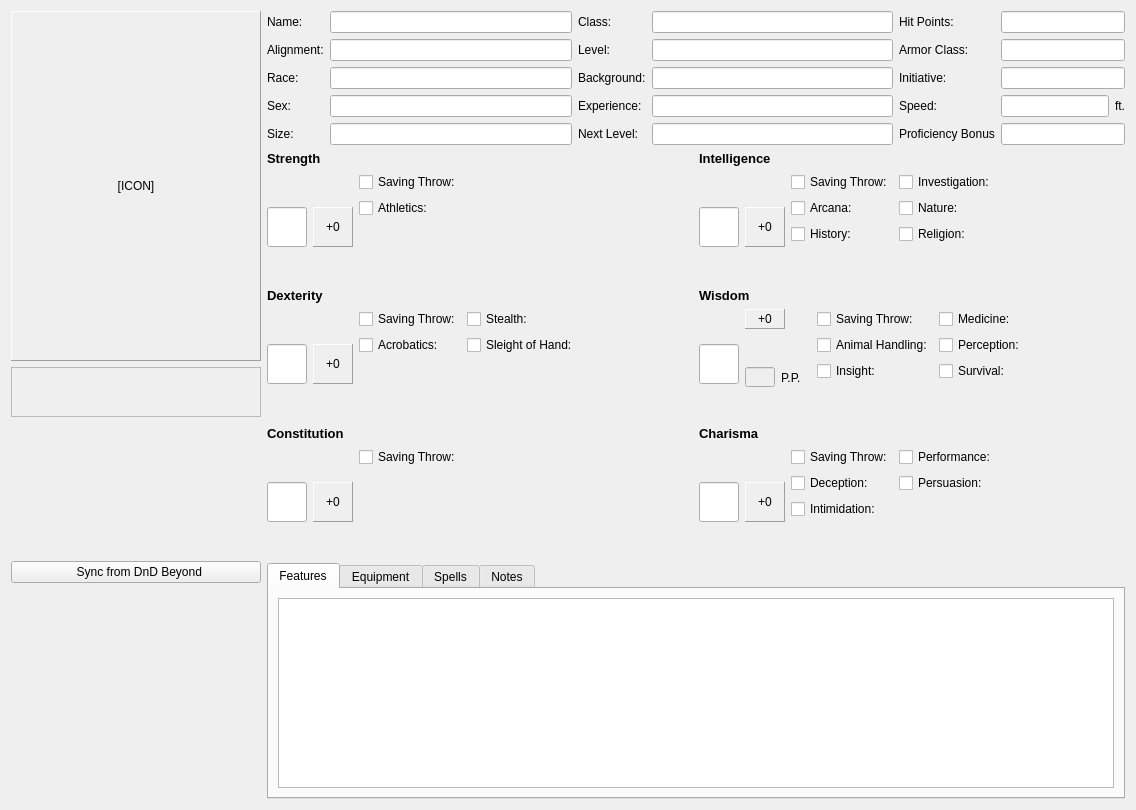
First picture: the form in DMHelper/src/characterframe.ui, repository MMetze/DMHelper, before the edit.
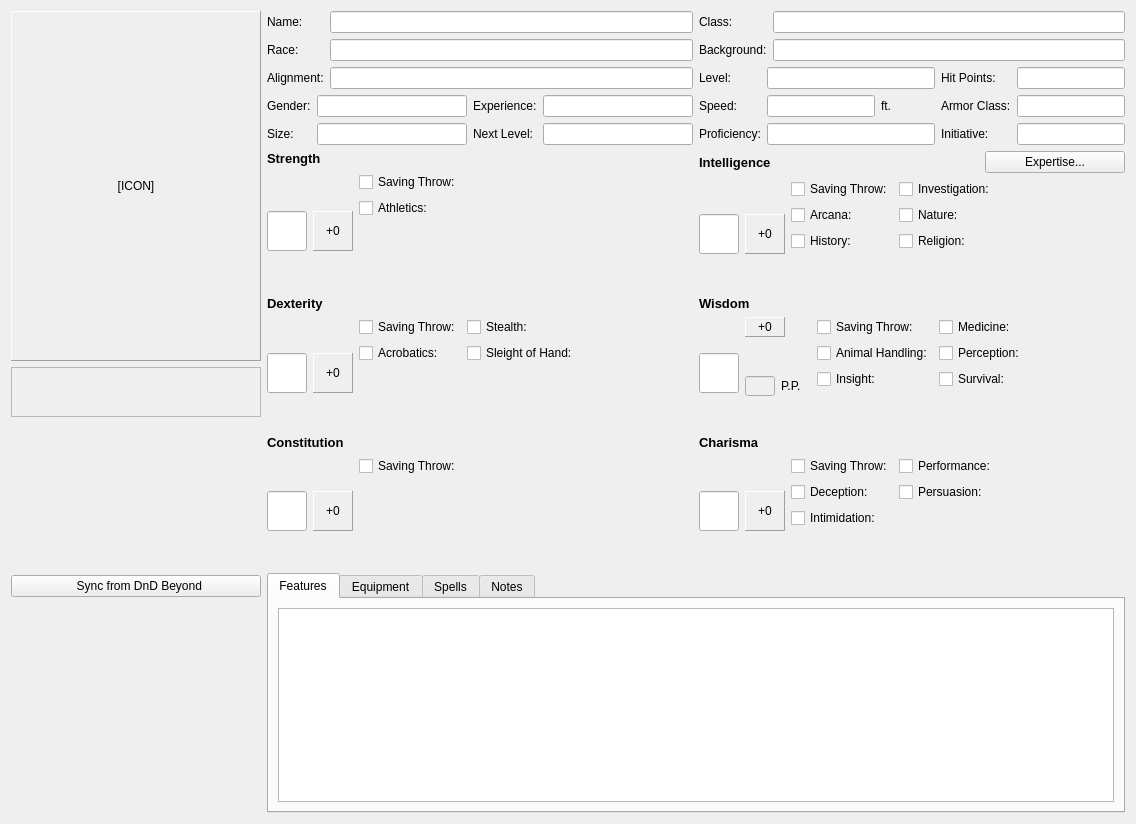
Second picture: the form after the edit. Icons and pictures are not drawn. Custom widgets are drawn as their Qt base class.

Commit message: Added expanded DnD Beyond Importer and Character Sheet Expertise functions

```diff
--- a/DMHelper/src/characterframe.ui
+++ b/DMHelper/src/characterframe.ui
@@ -7,14 +7,14 @@
     <x>0</x>
     <y>0</y>
     <width>1136</width>
-    <height>810</height>
+    <height>824</height>
    </rect>
   </property>
   <property name="styleSheet">
    <string notr="true">background-image: url(:/img/data/parchment.jpg);</string>
   </property>
-  <layout class="QGridLayout" name="gridLayout_2">
-   <item row="0" column="0">
+  <layout class="QGridLayout" name="gridLayout_3">
+   <item row="0" column="0" rowspan="5">
     <layout class="QVBoxLayout" name="verticalLayout_24">
      <item>
       <widget class="QLabel" name="lblIcon">
@@ -124,187 +124,168 @@
     </layout>
    </item>
    <item row="0" column="1">
+    <layout class="QHBoxLayout" name="horizontalLayout_13">
+     <item>
     <layout class="QVBoxLayout" name="verticalLayout_12">
      <item>
-      <layout class="QGridLayout" name="gridLayout">
-       <item row="4" column="1">
-        <widget class="QLineEdit" name="edtSize"/>
-       </item>
-       <item row="2" column="3">
-        <widget class="QLineEdit" name="edtBackground"/>
-       </item>
-       <item row="4" column="3">
-        <widget class="QLineEdit" name="edtNextLevel">
-         <property name="readOnly">
-          <bool>true</bool>
-         </property>
-        </widget>
-       </item>
-       <item row="2" column="4">
-        <widget class="QLabel" name="label_11">
+        <layout class="QFormLayout" name="formLayout">
+         <item row="0" column="0">
+          <widget class="QLabel" name="label">
          <property name="text">
-          <string>Initiative:</string>
-         </property>
-        </widget>
-       </item>
-       <item row="0" column="4">
-        <widget class="QLabel" name="label_53">
-         <property name="text">
-          <string>Hit Points:</string>
-         </property>
-        </widget>
-       </item>
-       <item row="0" column="6">
-        <widget class="QLineEdit" name="edtHitPoints">
-         <property name="sizePolicy">
-          <sizepolicy hsizetype="Preferred" vsizetype="Fixed">
-           <horstretch>0</horstretch>
-           <verstretch>0</verstretch>
-          </sizepolicy>
+            <string>Name:</string>
          </property>
         </widget>
        </item>
        <item row="0" column="1">
         <widget class="QLineEdit" name="edtName"/>
        </item>
-       <item row="1" column="1">
-        <widget class="QLineEdit" name="edtAlignment">
-         <property name="text">
-          <string/>
-         </property>
-        </widget>
-       </item>
-       <item row="1" column="6">
-        <widget class="QLineEdit" name="edtArmorClass">
-         <property name="sizePolicy">
-          <sizepolicy hsizetype="Preferred" vsizetype="Fixed">
-           <horstretch>0</horstretch>
-           <verstretch>0</verstretch>
-          </sizepolicy>
-         </property>
-        </widget>
-       </item>
-       <item row="1" column="3">
-        <widget class="QLineEdit" name="edtLevel"/>
-       </item>
-       <item row="1" column="2">
-        <widget class="QLabel" name="label_47">
-         <property name="text">
-          <string>Level:</string>
-         </property>
-        </widget>
-       </item>
-       <item row="4" column="0">
-        <widget class="QLabel" name="label_17">
-         <property name="text">
-          <string>Size:</string>
-         </property>
-        </widget>
-       </item>
-       <item row="0" column="3">
-        <widget class="QLineEdit" name="edtClass">
-         <property name="text">
-          <string/>
-         </property>
-        </widget>
-       </item>
-       <item row="1" column="4">
-        <widget class="QLabel" name="label_10">
-         <property name="text">
-          <string>Armor Class:</string>
-         </property>
-        </widget>
-       </item>
-       <item row="3" column="4">
-        <widget class="QLabel" name="label_52">
-         <property name="text">
-          <string>Speed:</string>
-         </property>
-        </widget>
-       </item>
-       <item row="3" column="1">
-        <widget class="QLineEdit" name="edtSex"/>
-       </item>
-       <item row="2" column="0">
+         <item row="1" column="0">
         <widget class="QLabel" name="label_2">
          <property name="text">
           <string>Race:</string>
          </property>
         </widget>
        </item>
-       <item row="3" column="2">
+         <item row="1" column="1">
+          <widget class="QLineEdit" name="edtRace"/>
+         </item>
+         <item row="2" column="0">
+          <widget class="QLabel" name="label_14">
+           <property name="text">
+            <string>Alignment:</string>
+           </property>
+          </widget>
+         </item>
+         <item row="2" column="1">
+          <widget class="QLineEdit" name="edtAlignment">
+           <property name="text">
+            <string/>
+           </property>
+          </widget>
+         </item>
+        </layout>
+       </item>
+       <item>
+        <layout class="QGridLayout" name="gridLayout_2">
+         <item row="0" column="0">
+          <widget class="QLabel" name="label_46">
+           <property name="text">
+            <string>Gender:</string>
+           </property>
+          </widget>
+         </item>
+         <item row="0" column="1">
+          <widget class="QLineEdit" name="edtSex"/>
+         </item>
+         <item row="0" column="2">
         <widget class="QLabel" name="label_54">
          <property name="text">
           <string>Experience:</string>
          </property>
         </widget>
        </item>
-       <item row="0" column="2">
-        <widget class="QLabel" name="label_3">
+         <item row="0" column="3">
+          <widget class="QLineEdit" name="edtExperience">
          <property name="text">
-          <string>Class:</string>
+            <string/>
          </property>
         </widget>
        </item>
-       <item row="2" column="1">
-        <widget class="QLineEdit" name="edtRace"/>
-       </item>
-       <item row="4" column="6">
-        <widget class="QLineEdit" name="edtProficiencyBonus">
-         <property name="sizePolicy">
-          <sizepolicy hsizetype="Preferred" vsizetype="Fixed">
-           <horstretch>0</horstretch>
-           <verstretch>0</verstretch>
-          </sizepolicy>
-         </property>
-        </widget>
-       </item>
-       <item row="0" column="0">
-        <widget class="QLabel" name="label">
+         <item row="1" column="0">
+          <widget class="QLabel" name="label_17">
          <property name="text">
-          <string>Name:</string>
+            <string>Size:</string>
          </property>
         </widget>
        </item>
-       <item row="2" column="6">
-        <widget class="QLineEdit" name="edtInitiative">
-         <property name="sizePolicy">
-          <sizepolicy hsizetype="Preferred" vsizetype="Fixed">
-           <horstretch>0</horstretch>
-           <verstretch>0</verstretch>
-          </sizepolicy>
-         </property>
-        </widget>
-       </item>
-       <item row="4" column="2">
+         <item row="1" column="1">
+          <widget class="QLineEdit" name="edtSize"/>
+         </item>
+         <item row="1" column="2">
         <widget class="QLabel" name="label_16">
          <property name="text">
           <string>Next Level:</string>
          </property>
         </widget>
        </item>
-       <item row="2" column="2">
+         <item row="1" column="3">
+          <widget class="QLineEdit" name="edtNextLevel">
+           <property name="readOnly">
+            <bool>true</bool>
+           </property>
+          </widget>
+         </item>
+        </layout>
+       </item>
+      </layout>
+     </item>
+     <item>
+      <layout class="QVBoxLayout" name="verticalLayout_26">
+       <item>
+        <layout class="QFormLayout" name="formLayout_2">
+         <item row="0" column="0">
+          <widget class="QLabel" name="label_3">
+           <property name="text">
+            <string>Class:</string>
+           </property>
+          </widget>
+         </item>
+         <item row="0" column="1">
+          <widget class="QLineEdit" name="edtClass">
+           <property name="text">
+            <string/>
+           </property>
+          </widget>
+         </item>
+         <item row="1" column="0">
         <widget class="QLabel" name="label_58">
          <property name="text">
           <string>Background:</string>
          </property>
         </widget>
        </item>
+         <item row="1" column="1">
+          <widget class="QLineEdit" name="edtBackground"/>
+         </item>
+        </layout>
+       </item>
+       <item>
+        <layout class="QGridLayout" name="gridLayout">
+         <item row="0" column="0">
+          <widget class="QLabel" name="label_47">
+           <property name="text">
+            <string>Level:</string>
+           </property>
+          </widget>
+         </item>
+         <item row="0" column="1">
+          <widget class="QLineEdit" name="edtLevel"/>
+         </item>
+         <item row="0" column="2">
+          <widget class="QLabel" name="label_53">
+           <property name="text">
+            <string>Hit Points:</string>
+           </property>
+          </widget>
+         </item>
+         <item row="0" column="3">
+          <widget class="QLineEdit" name="edtHitPoints">
+           <property name="sizePolicy">
+            <sizepolicy hsizetype="Preferred" vsizetype="Fixed">
+             <horstretch>0</horstretch>
+             <verstretch>0</verstretch>
+            </sizepolicy>
+           </property>
+          </widget>
+         </item>
        <item row="1" column="0">
-        <widget class="QLabel" name="label_14">
+          <widget class="QLabel" name="label_52">
          <property name="text">
-          <string>Alignment:</string>
+            <string>Speed:</string>
          </property>
         </widget>
        </item>
-       <item row="3" column="3">
-        <widget class="QLineEdit" name="edtExperience">
-         <property name="text">
-          <string/>
-         </property>
-        </widget>
-       </item>
-       <item row="3" column="6">
+         <item row="1" column="1">
         <layout class="QHBoxLayout" name="horizontalLayout">
          <item>
           <widget class="QLineEdit" name="edtSpeed">
@@ -328,26 +309,65 @@
          </item>
         </layout>
        </item>
-       <item row="4" column="4">
+         <item row="1" column="2">
+          <widget class="QLabel" name="label_10">
+           <property name="text">
+            <string>Armor Class:</string>
+           </property>
+          </widget>
+         </item>
+         <item row="1" column="3">
+          <widget class="QLineEdit" name="edtArmorClass">
+           <property name="sizePolicy">
+            <sizepolicy hsizetype="Preferred" vsizetype="Fixed">
+             <horstretch>0</horstretch>
+             <verstretch>0</verstretch>
+            </sizepolicy>
+           </property>
+          </widget>
+         </item>
+         <item row="2" column="0">
         <widget class="QLabel" name="label_12">
          <property name="text">
-          <string>Proficiency Bonus</string>
+            <string>Proficiency:</string>
          </property>
         </widget>
        </item>
-       <item row="3" column="0">
-        <widget class="QLabel" name="label_46">
+         <item row="2" column="1">
+          <widget class="QLineEdit" name="edtProficiencyBonus">
+           <property name="sizePolicy">
+            <sizepolicy hsizetype="Preferred" vsizetype="Fixed">
+             <horstretch>0</horstretch>
+             <verstretch>0</verstretch>
+            </sizepolicy>
+           </property>
+          </widget>
+         </item>
+         <item row="2" column="2">
+          <widget class="QLabel" name="label_11">
          <property name="text">
-          <string>Sex:</string>
+            <string>Initiative:</string>
          </property>
         </widget>
        </item>
-      </layout>
-     </item>
-     <item>
-      <layout class="QVBoxLayout" name="verticalLayout_11">
-       <item>
-        <layout class="QHBoxLayout" name="horizontalLayout_9">
+         <item row="2" column="3">
+          <widget class="QLineEdit" name="edtInitiative">
+           <property name="sizePolicy">
+            <sizepolicy hsizetype="Preferred" vsizetype="Fixed">
+             <horstretch>0</horstretch>
+             <verstretch>0</verstretch>
+            </sizepolicy>
+           </property>
+          </widget>
+         </item>
+        </layout>
+       </item>
+      </layout>
+     </item>
+    </layout>
+   </item>
+   <item row="1" column="1">
+    <layout class="QHBoxLayout" name="horizontalLayout_15">
          <item>
           <layout class="QVBoxLayout" name="verticalLayout">
            <item>
@@ -498,6 +518,8 @@
          <item>
           <layout class="QVBoxLayout" name="verticalLayout_5">
            <item>
+        <layout class="QHBoxLayout" name="horizontalLayout_9" stretch="2,1">
+         <item>
             <widget class="QLabel" name="label_7">
              <property name="font">
               <font>
@@ -512,6 +534,15 @@
             </widget>
            </item>
            <item>
+          <widget class="QPushButton" name="btnExpertise">
+           <property name="text">
+            <string>Expertise...</string>
+           </property>
+          </widget>
+         </item>
+        </layout>
+       </item>
+       <item>
             <layout class="QHBoxLayout" name="horizontalLayout_8">
              <item>
               <widget class="QLineEdit" name="edtInt">
@@ -701,7 +732,7 @@
          </item>
         </layout>
        </item>
-       <item>
+   <item row="2" column="1">
         <layout class="QHBoxLayout" name="horizontalLayout_10">
          <item>
           <layout class="QVBoxLayout" name="verticalLayout_3">
@@ -1130,7 +1161,7 @@
          </item>
         </layout>
        </item>
-       <item>
+   <item row="3" column="1">
         <layout class="QHBoxLayout" name="horizontalLayout_11">
          <item>
           <layout class="QVBoxLayout" name="verticalLayout_4">
@@ -1450,9 +1481,7 @@
          </item>
         </layout>
        </item>
-      </layout>
-     </item>
-     <item>
+   <item row="4" column="1">
       <layout class="QVBoxLayout" name="verticalLayout_25">
        <item>
         <widget class="QTabWidget" name="tabWidget">
@@ -1507,8 +1536,6 @@
           </layout>
          </widget>
         </widget>
-       </item>
-      </layout>
      </item>
     </layout>
    </item>
```
Lines whose indentation alone changed are shown as unchanged. The commit also changes 12 other files.
